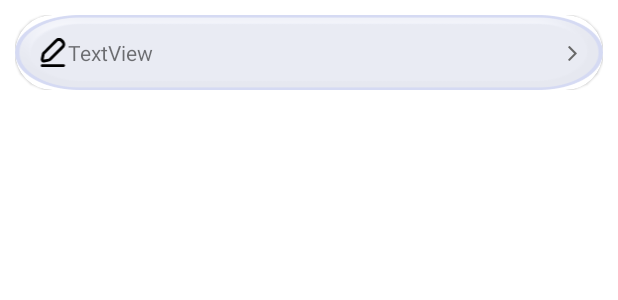
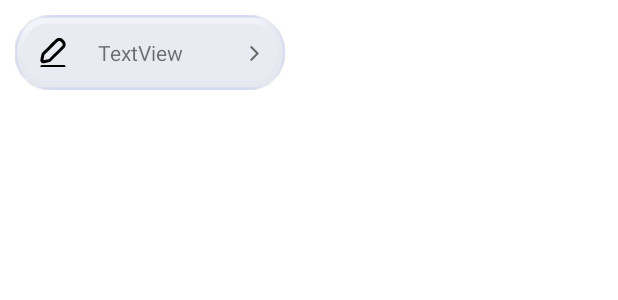
Before and after one commit to Bluerayws2020/SafeValetAndroid, an Android app: the layout cell_menu_item.xml on its own in the app's theme, with its tools: preview values and no code run, on a phone screen of 412 x 824 dp. Shown: the top 300 px of the screen. Run offline under Robolectric (Android 15) with nearby library versions, the phone set to English and light mode, and no system bars.

Commit message:
dit menu's design

```diff
--- a/app/src/main/java/com/example/safevalet/HomeActivity.kt
+++ b/app/src/main/java/com/example/safevalet/HomeActivity.kt
@@ -101,8 +101,8 @@ class HomeActivity: AppCompatActivity() {  //, NavigationView.OnNavigationItemSe
         }
 
 //        val listMenuName = arrayListOf<String>("My Car","History", "Share", "My Profile", "Notifications", "Language", "Logout")
-        val listMenuImage = arrayListOf<Int>(R.drawable.car, R.drawable.history, R.drawable.share,
-            R.drawable.user, R.drawable.bluebell, R.drawable.translating, R.drawable.logout)
+        val listMenuImage = arrayListOf<Int>(R.drawable.carr, R.drawable.hhistory, R.drawable.sshare,
+            R.drawable.userr, R.drawable.bbell, R.drawable.ttranslating, R.drawable.llogout)
 
         val navHostFragment =
             supportFragmentManager.findFragmentById(R.id.nav_host_fragment) as NavHostFragment
--- a/app/src/main/res/layout/cell_menu_item.xml
+++ b/app/src/main/res/layout/cell_menu_item.xml
@@ -4,7 +4,7 @@
     xmlns:android="http://schemas.android.com/apk/res/android"
     xmlns:app="http://schemas.android.com/apk/res-auto"
     xmlns:tools="http://schemas.android.com/tools"
-    android:layout_width="match_parent"
+    android:layout_width="180dp"
     android:layout_margin="10dp"
     android:layout_height="wrap_content">
 
@@ -23,7 +23,7 @@
 
         <LinearLayout
             android:id="@+id/linearView"
-            android:layout_width="match_parent"
+            android:layout_width="wrap_content"
             android:layout_height="50dp"
             android:padding="15dp"
             android:clickable="true"
@@ -33,8 +33,8 @@
 
             <ImageView
                 android:id="@+id/imageView"
-                android:layout_width="wrap_content"
-                android:layout_height="wrap_content"
+                android:layout_width="20dp"
+                android:layout_height="20dp"
                 app:srcCompat="@drawable/ic__213475" />
 
             <TextView
@@ -42,6 +42,7 @@
                 android:layout_width="0dp"
                 android:layout_height="wrap_content"
                 android:layout_weight=".8"
+                android:layout_marginStart="20dp"
                 android:clickable="true"
                 android:focusable="true"
                 android:text="TextView" />
```
Also changed, not shown: app/src/main/res/layout/activity_home.xml (+4 -5 lines), app/src/main/res/drawable-v24/bbell.png (added), app/src/main/res/drawable-v24/carr.png (added), app/src/main/res/drawable-v24/hhistory.png (added), app/src/main/res/drawable-v24/llogout.png (added), app/src/main/res/drawable-v24/sshare.png (added), app/src/main/res/drawable-v24/ttranslating.png (added), app/src/main/res/drawable-v24/userr.png (added).
